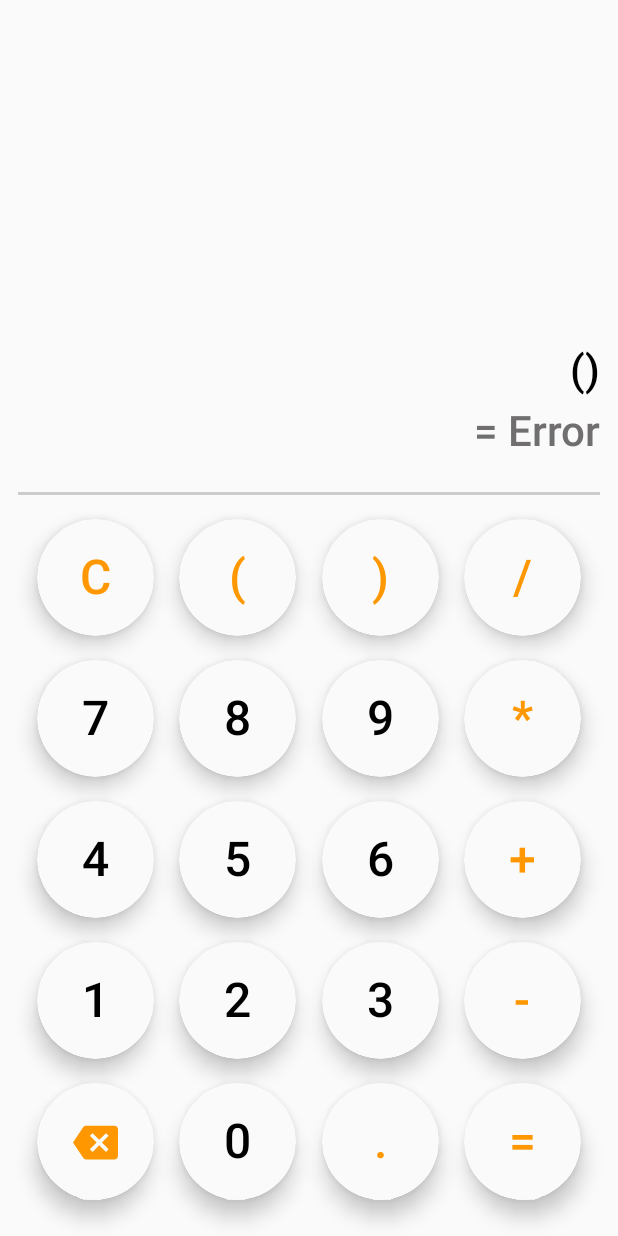
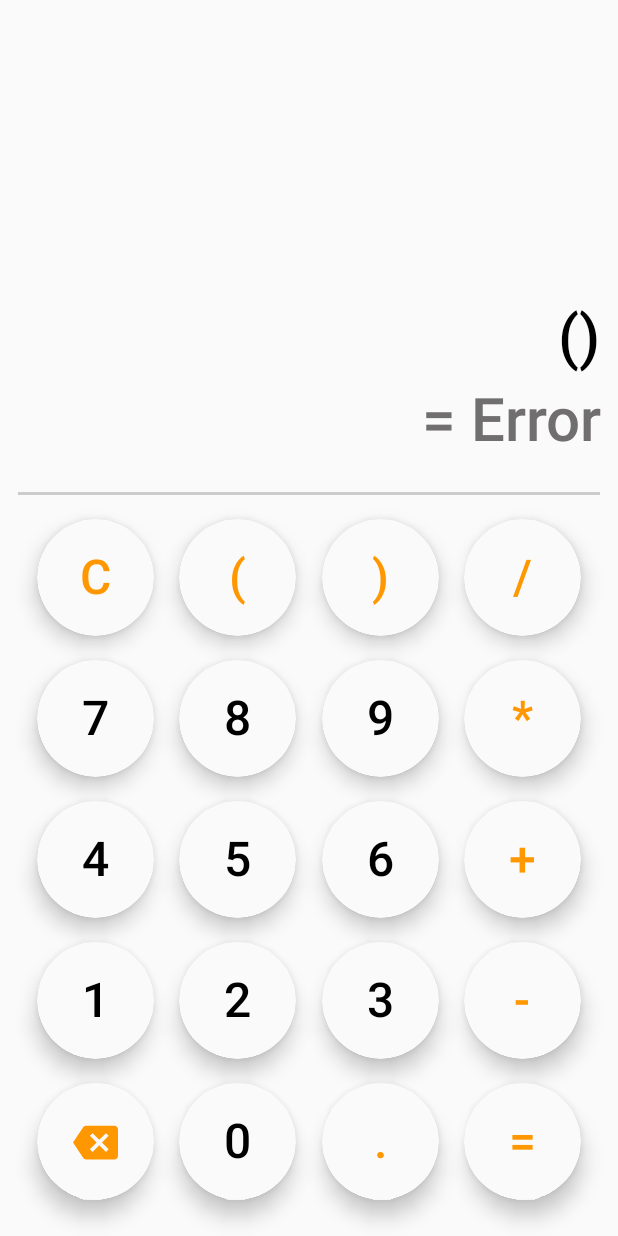
Before and after one commit to RichardRyan141/PBKKAllIn1, an Android app built with Jetpack Compose: the CalculatorActivity screen opened directly, with no data from a screen before it, after a tap on an icon or button, on a phone screen of 412 x 824 dp. Run offline under Robolectric (Android 15) with nearby library versions, the phone set to English and light mode, and no system bars; 2 other taps on this screen came first.

Commit message:
update Calculator

```diff
--- a/app/src/main/java/com/example/pbkkallin1/P5_Calculator/CalculatorActivity.kt
+++ b/app/src/main/java/com/example/pbkkallin1/P5_Calculator/CalculatorActivity.kt
@@ -88,7 +88,7 @@ fun CalculatorScreen() {
     ) {
         Text(
             text = equation,
-            fontSize = 28.sp,
+            fontSize = 40.sp,
             textAlign = TextAlign.End,
             fontWeight = FontWeight.SemiBold,
             modifier = Modifier
@@ -97,7 +97,7 @@ fun CalculatorScreen() {
         )
         Text(
             text = result,
-            fontSize = 28.sp,
+            fontSize = 40.sp,
             textAlign = TextAlign.End,
             fontWeight = FontWeight.SemiBold,
             color = Color(0xFF706E6E),
```
